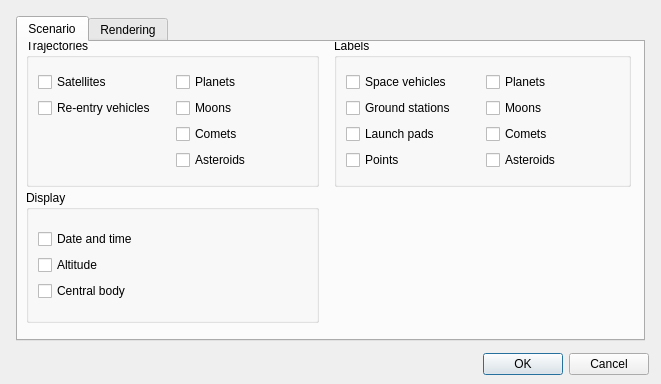
The window that sta-src/Main/preferences.ui (Dwarf-Planet-Project/SpaceDesignTool) describes before a commit, drawn with Qt 5.
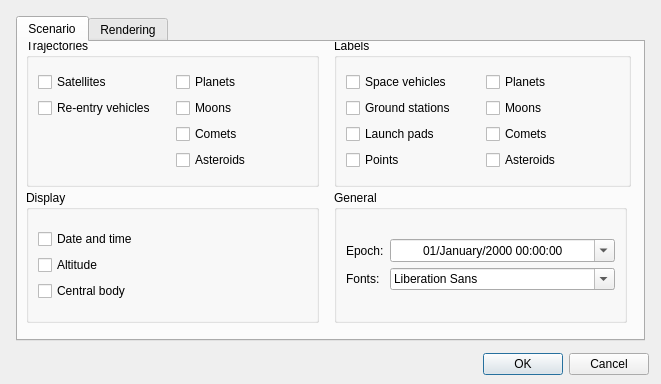
The same window after the commit.

Commit message: Updating the Preferences dialog with two new options: starting epoch and fonts. The starting epoch allows the user to set an initial epoch for all global computations. The fonts allow the user to choose fonts for context window rendering like plots, etc

Patch:
```diff
--- a/sta-src/Main/preferences.ui
+++ b/sta-src/Main/preferences.ui
@@ -245,6 +245,55 @@
       </item>
      </layout>
     </widget>
+    <widget class="QGroupBox" name="groupBox">
+     <property name="geometry">
+      <rect>
+       <x>316</x>
+       <y>148</y>
+       <width>293</width>
+       <height>133</height>
+      </rect>
+     </property>
+     <property name="title">
+      <string>General</string>
+     </property>
+     <layout class="QGridLayout" name="gridLayout_10">
+      <item row="0" column="0">
+       <layout class="QGridLayout" name="gridLayout_9">
+        <item row="1" column="1">
+         <widget class="QFontComboBox" name="fontComboBox"/>
+        </item>
+        <item row="0" column="1">
+         <widget class="QDateTimeEdit" name="dateTimeEdit">
+          <property name="alignment">
+           <set>Qt::AlignCenter</set>
+          </property>
+          <property name="displayFormat">
+           <string>dd/MMMM/yyyy HH:mm:ss</string>
+          </property>
+          <property name="calendarPopup">
+           <bool>true</bool>
+          </property>
+         </widget>
+        </item>
+        <item row="0" column="0">
+         <widget class="QLabel" name="label_4">
+          <property name="text">
+           <string>Epoch:</string>
+          </property>
+         </widget>
+        </item>
+        <item row="1" column="0">
+         <widget class="QLabel" name="label_5">
+          <property name="text">
+           <string>Fonts:</string>
+          </property>
+         </widget>
+        </item>
+       </layout>
+      </item>
+     </layout>
+    </widget>
    </widget>
    <widget class="QWidget" name="renderingPreferences">
     <attribute name="title">
```
Left out of the diff: 14 changed lines with no effect on the pictures.
